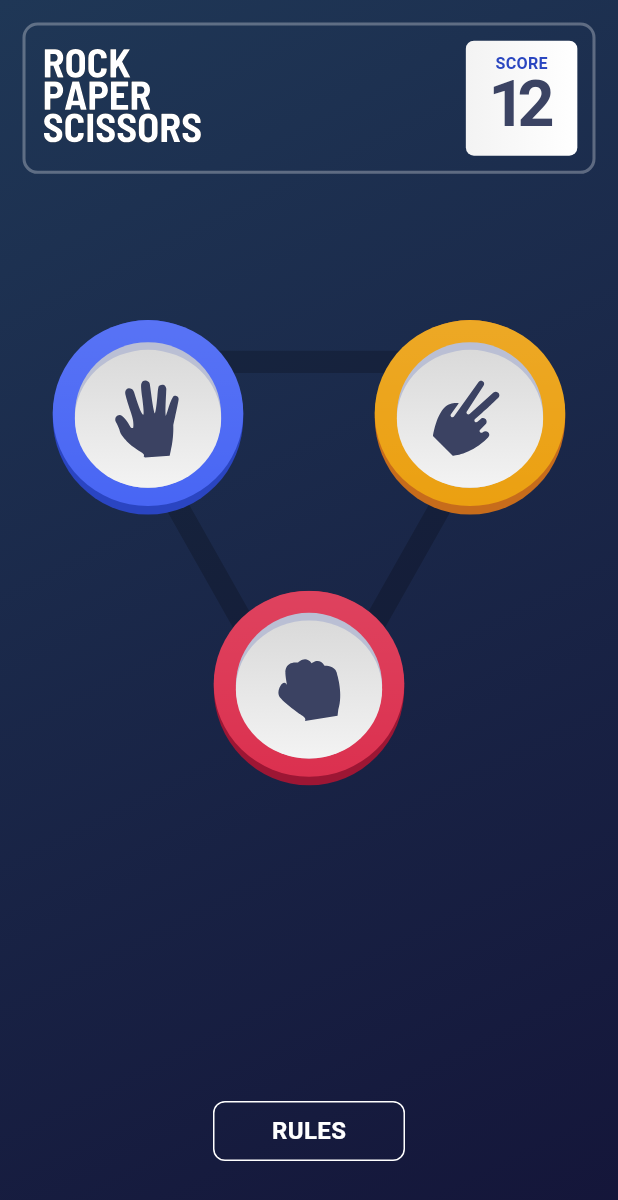
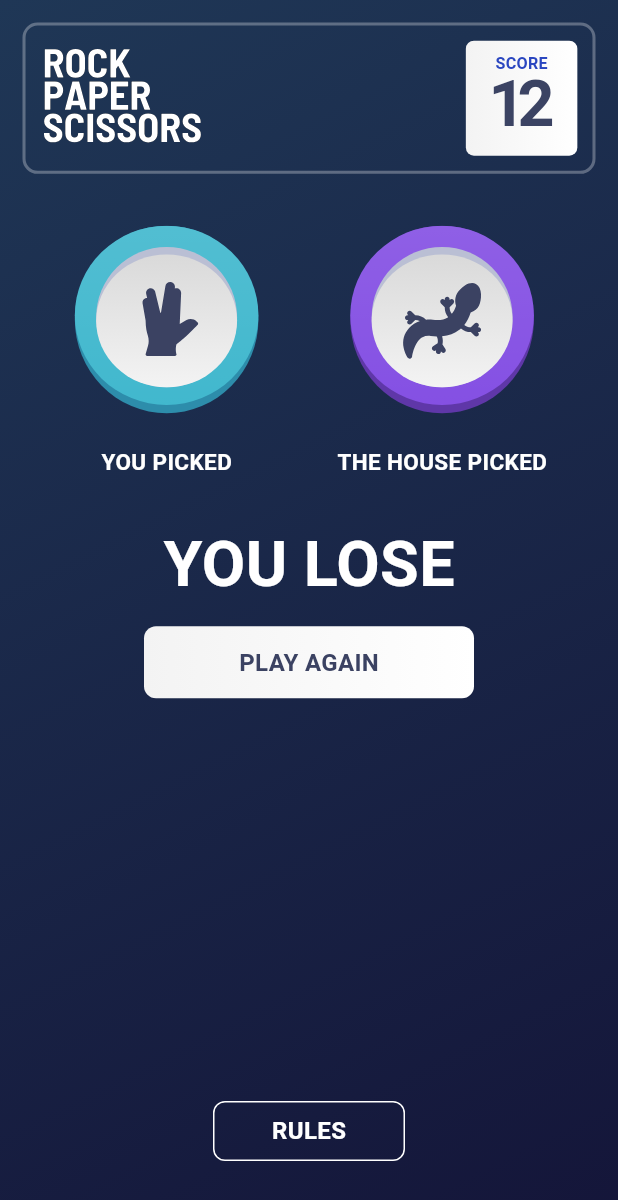
Before and after one commit to H11TM4N/whatsapp_clone, a Flutter app: the screen it shows after launch, on a phone screen of 412 x 824 dp. Shown: the top 1200 px of the screen. Run offline on Flutter 3.47's test engine with Material 3 defaults, Android fonts, the phone set to English and light mode, and no system bars; our stand-ins replace flutter_hooks, flutter_svg.

Commit message:
feat: implement game result state

```diff
--- a/lib/src/features/game/data/constants/constants.dart
+++ b/lib/src/features/game/data/constants/constants.dart
@@ -1,15 +1,19 @@
-import 'package:rock_paper_scissors/src/shared/shared.dart';
+const ROCK = 'rock';
+const PAPER = 'paper';
+const SCISSORS = 'scissors';
+const LIZARD = 'lizard';
+const SPOCK = 'spock';
 
-final GAME_OPTIONS = [
-  rockTile,
-  paperTile,
-  scissorsTile,
+const GAME_OPTIONS = [
+ ROCK,
+ PAPER,
+ SCISSORS,
 ];
 
-final BONUS_GAME_OPTIONS = [
-  rockTile,
-  paperTile,
-  scissorsTile,
-  lizardTile,
-  spockTile,
+const BONUS_GAME_OPTIONS = [
+ROCK,
+ PAPER,
+ SCISSORS,
+ LIZARD,
+ SPOCK,
 ];
--- /dev/null
+++ b/lib/src/features/game/presentation/screens/game_result.dart
@@ -0,0 +1,115 @@
+import 'package:flutter/material.dart';
+import 'package:rock_paper_scissors/src/shared/shared.dart';
+
+class GameResult extends StatelessWidget {
+  const GameResult({
+    super.key,
+  });
+
+  @override
+  Widget build(BuildContext context) {
+    final yourPick = spockTile;
+    final housePick = lizardTile;
+    bool yourWin = false;
+
+    final isMobile = DeviceType(context).isMobile;
+
+    return FittedBox(
+      fit: isMobile ? BoxFit.none : BoxFit.contain,
+      child: Container(
+        constraints: BoxConstraints(
+          maxWidth: 800,
+          // maxHeight: 600,
+        ),
+        margin: EdgeInsets.only(top: /*!isMobile ? 50 :*/ 50),
+        child: Column(
+          children: [
+            Row(
+              mainAxisAlignment: isMobile
+                  ? MainAxisAlignment.center
+                  : MainAxisAlignment.spaceBetween,
+              children: [
+                _buildPick(
+                  title: 'YOU PICKED',
+                  pick: yourPick,
+                  isMobile: isMobile,
+                ),
+                if (!isMobile)
+                  _buildWinOrLoss(
+                    yourWin: yourWin,
+                    onTap: () {},
+                  )
+                else
+                  XBox(50),
+                _buildPick(
+                  title: 'THE HOUSE PICKED',
+                  pick: housePick,
+                  isMobile: isMobile,
+                ),
+              ],
+            ),
+            if (isMobile) ...[
+              YBox(40),
+              _buildWinOrLoss(
+                yourWin: yourWin,
+                onTap: () {},
+              ),
+            ]
+          ],
+        ),
+      ),
+    );
+  }
+
+  Widget _buildPick({
+    required String title,
+    required String pick,
+    required bool isMobile,
+  }) {
+    return Column(
+      mainAxisSize: MainAxisSize.min,
+      children: [
+        if (!isMobile) ...[
+          AppText(
+            title,
+            fontSize: 16,
+            fontWeight: FontWeight.w600,
+            color: appColors.white,
+          ),
+          YBox(40),
+        ],
+        SvgAsset(
+          path: pick,
+          height: isMobile ? 130 : 200,
+        ),
+        if (isMobile) ...[
+          YBox(20),
+          AppText(
+            title,
+            fontSize: 15,
+            fontWeight: FontWeight.w600,
+            color: appColors.white,
+          ),
+        ],
+      ],
+    );
+  }
+
+  Widget _buildWinOrLoss({
+    required bool yourWin,
+    required VoidCallback onTap,
+  }) {
+    return Column(
+      children: [
+        AppText(
+          yourWin ? 'YOU WIN' : 'YOU LOSE',
+          fontSize: 42,
+          fontWeight: FontWeight.w700,
+          color: appColors.white,
+        ),
+        YBox(20),
+        PlayAgainButton(onTap: onTap),
+      ],
+    );
+  }
+}
--- a/lib/src/features/game/presentation/screens/home_screen.dart
+++ b/lib/src/features/game/presentation/screens/home_screen.dart
@@ -2,6 +2,7 @@ import 'package:flutter/material.dart';
 import 'package:rock_paper_scissors/src/features/game/presentation/components/components.dart';
 import 'package:rock_paper_scissors/src/shared/shared.dart';
 
+import 'game_result.dart';
 import 'select_option.dart';
 
 class HomeScreen extends StatelessWidget {
@@ -24,7 +25,7 @@ class HomeScreen extends StatelessWidget {
               isBonus: false,
             ),
             YBox(20),
-            SelectOptionState(),
+            GameResult(),
           ],
         ),
       ),
--- a/lib/src/shared/widgets/app_buttons.dart
+++ b/lib/src/shared/widgets/app_buttons.dart
@@ -63,7 +63,7 @@ class PlayAgainButton extends HookWidget {
           height: 48,
           alignment: Alignment.center,
           decoration: BoxDecoration(
-            gradient: isHovering.value ? appColors.scoreBoardGradient : null,
+            gradient: appColors.scoreBoardGradient,
             borderRadius: BorderRadius.circular(8),
           ),
           child: AppText(
--- a/lib/src/shared/widgets/app_column.dart
+++ b/lib/src/shared/widgets/app_column.dart
@@ -23,7 +23,7 @@ class AppColumn extends StatelessWidget {
   @override
   Widget build(BuildContext context) {
     Widget content = Container(
-      constraints: BoxConstraints(maxWidth: 700),
+      constraints: BoxConstraints(maxWidth: 800),
       child: SafeArea(
         child: Padding(
           padding: padding ?? EdgeInsets.symmetric(horizontal: 15),
```
Lines whose indentation alone changed are shown as unchanged.
